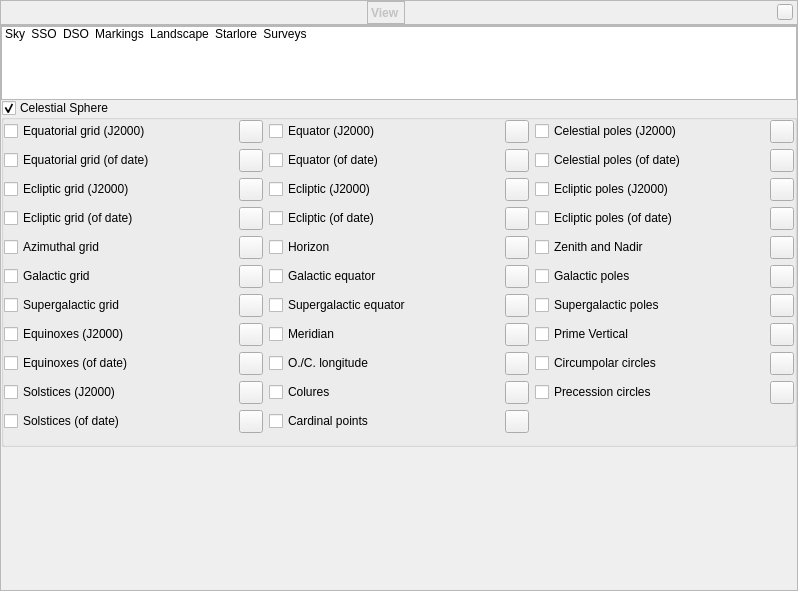
First picture: the form in src/gui/viewDialog.ui, repository 519984307/stellarium_src, before the edit.
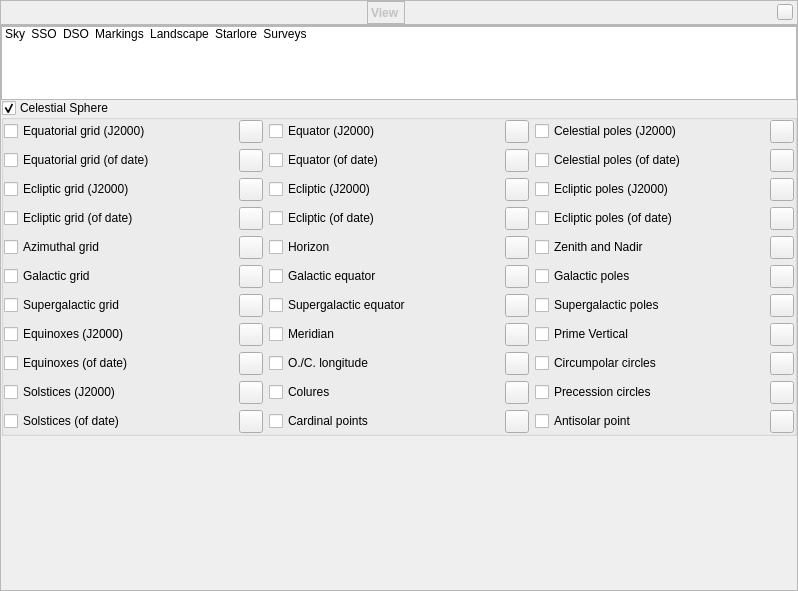
Second picture: the form after the edit. The open tabs and pages were chosen to show the change. Icons and pictures are not drawn. Custom widgets are drawn as their Qt base class.

Commit message: Added display of the antisolar point (Fix #536)

Diff of the .ui file:
```diff
--- a/src/gui/viewDialog.ui
+++ b/src/gui/viewDialog.ui
@@ -2796,17 +2796,21 @@
                   </widget>
                  </item>
                  <item row="10" column="0">
-                  <spacer name="verticalSpacer">
-                   <property name="orientation">
-                    <enum>Qt::Vertical</enum>
+                  <widget class="QCheckBox" name="showAntisolarPointCheckBox">
+                   <property name="text">
+                    <string>Antisolar point</string>
                    </property>
-                   <property name="sizeHint" stdset="0">
-                    <size>
-                     <width>20</width>
-                     <height>40</height>
-                    </size>
+                  </widget>
+                 </item>
+                 <item row="10" column="1">
+                  <widget class="QToolButton" name="colorAntisolarPoint">
+                   <property name="toolTip">
+                    <string>Color of antisolar point</string>
                    </property>
-                  </spacer>
+                   <property name="text">
+                    <string/>
+                   </property>
+                  </widget>
                  </item>
                 </layout>
                </item>
```
Left out of the diff: 71 changed lines with no effect on the pictures. The commit also changes 4 other files.
